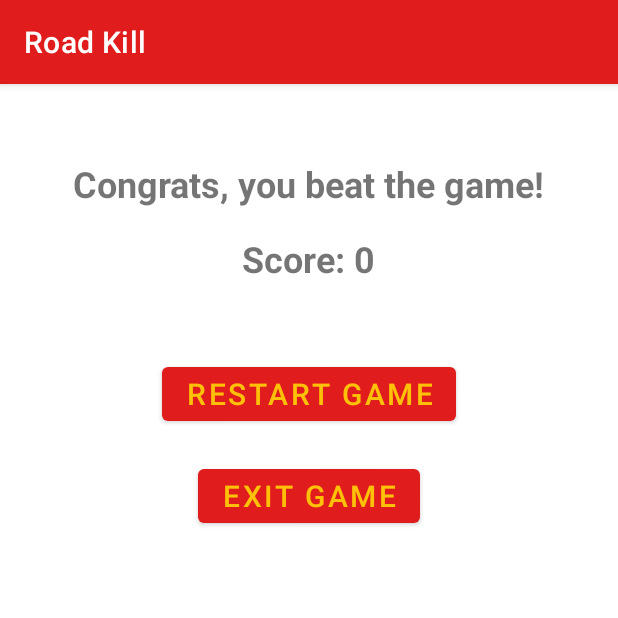
After one commit to doyoojk/Road-Kill, an Android app: the GameWin screen opened directly, with no data from a screen before it, on a phone screen of 412 x 824 dp, the top half of it. The commit adds this screen. Run offline under Robolectric (Android 15) with nearby library versions, the phone set to English and light mode, and no system bars; Roboto replaces fonts that are not available here.

Commit message:
Added GameWin Screen that meets all requirements

```diff
--- a/app/src/main/AndroidManifest.xml
+++ b/app/src/main/AndroidManifest.xml
@@ -12,6 +12,7 @@
         android:theme="@style/Theme.Crossycar"
         tools:targetApi="31">
         <activity android:name=".GameEnd"/>
+        <activity android:name=".GameWin"/>
         <activity
             android:name=".GameScreen"
             android:exported="false" />
--- /dev/null
+++ b/app/src/main/java/com/example/crossycar/GameWin.java
@@ -0,0 +1,53 @@
+package com.example.crossycar;
+
+import androidx.appcompat.app.AppCompatActivity;
+
+import android.content.Intent;
+import android.os.Bundle;
+import android.view.View;
+import android.widget.Button;
+import android.widget.TextView;
+
+public class GameWin extends AppCompatActivity {
+
+    private TextView scoreTextView;
+    private TextView winnerMsg;
+
+    @Override
+    protected void onCreate(Bundle savedInstanceState) {
+        super.onCreate(savedInstanceState);
+        setContentView(R.layout.activity_game_win);
+
+        // Get the score from the previous activity
+        int score = getIntent().getIntExtra("score", 0);
+
+        // Display the score
+        winnerMsg = findViewById(R.id.winnerMsg);
+        winnerMsg.setText("Congrats, you beat the game!");
+
+        // Display the score
+        scoreTextView = findViewById(R.id.scoreTextView);
+        scoreTextView.setText("Score: " + score);
+
+        // Set up the restart button
+        Button restartButton = findViewById(R.id.restartButton);
+        restartButton.setOnClickListener(new View.OnClickListener() {
+            @Override
+            public void onClick(View v) {
+                // Redirect to game configuration screen
+                Intent intent = new Intent(GameWin.this, ChoosePlayer.class);
+                startActivity(intent);
+            }
+        });
+
+        // Set up the exit button
+        Button exitButton = findViewById(R.id.exitButton);
+        exitButton.setOnClickListener(new View.OnClickListener() {
+            @Override
+            public void onClick(View v) {
+                // Exit the app
+                finishAffinity();
+            }
+        });
+    }
+}
--- /dev/null
+++ b/app/src/main/res/layout/activity_game_win.xml
@@ -0,0 +1,48 @@
+<?xml version="1.0" encoding="utf-8"?>
+<androidx.constraintlayout.widget.ConstraintLayout xmlns:android="http://schemas.android.com/apk/res/android"
+    android:layout_width="match_parent"
+    android:layout_height="match_parent">
+
+    <RelativeLayout xmlns:android="http://schemas.android.com/apk/res/android"
+        android:layout_width="match_parent"
+        android:layout_height="match_parent">
+
+        <TextView
+            android:id="@+id/winnerMsg"
+            android:layout_width="wrap_content"
+            android:layout_height="wrap_content"
+            android:textSize="24sp"
+            android:textStyle="bold"
+            android:layout_centerHorizontal="true"
+            android:layout_marginTop="50dp"/>
+
+        <TextView
+            android:id="@+id/scoreTextView"
+            android:layout_width="wrap_content"
+            android:layout_height="wrap_content"
+            android:textSize="24sp"
+            android:textStyle="bold"
+            android:layout_centerHorizontal="true"
+            android:layout_marginTop="100dp"/>
+
+        <Button
+            android:id="@+id/restartButton"
+            android:layout_width="wrap_content"
+            android:layout_height="wrap_content"
+            android:text="Restart Game"
+            android:textSize="20sp"
+            android:layout_below="@+id/scoreTextView"
+            android:layout_centerHorizontal="true"
+            android:layout_marginTop="50dp"/>
+
+        <Button
+            android:id="@+id/exitButton"
+            android:layout_width="wrap_content"
+            android:layout_height="wrap_content"
+            android:text="Exit Game"
+            android:textSize="20sp"
+            android:layout_below="@+id/restartButton"
+            android:layout_centerHorizontal="true"
+            android:layout_marginTop="20dp"/>
+    </RelativeLayout>
+</androidx.constraintlayout.widget.ConstraintLayout>
```
Also changed, not shown: app/src/main/java/com/example/crossycar/GameScreen.java (+30 -26 lines).
